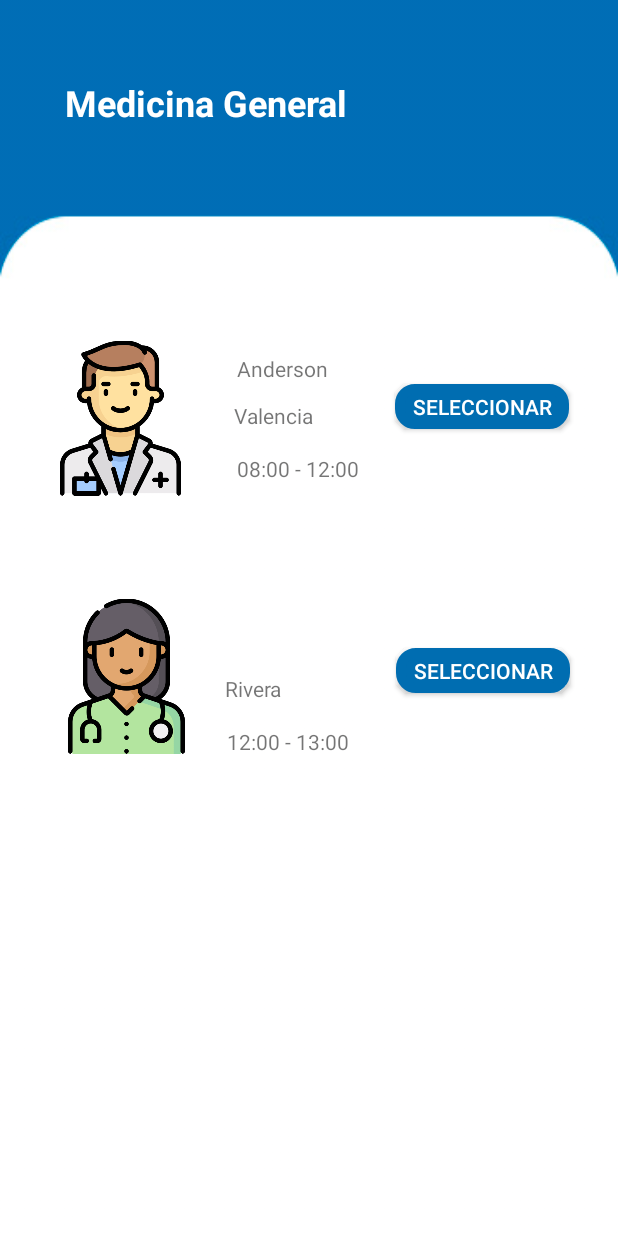
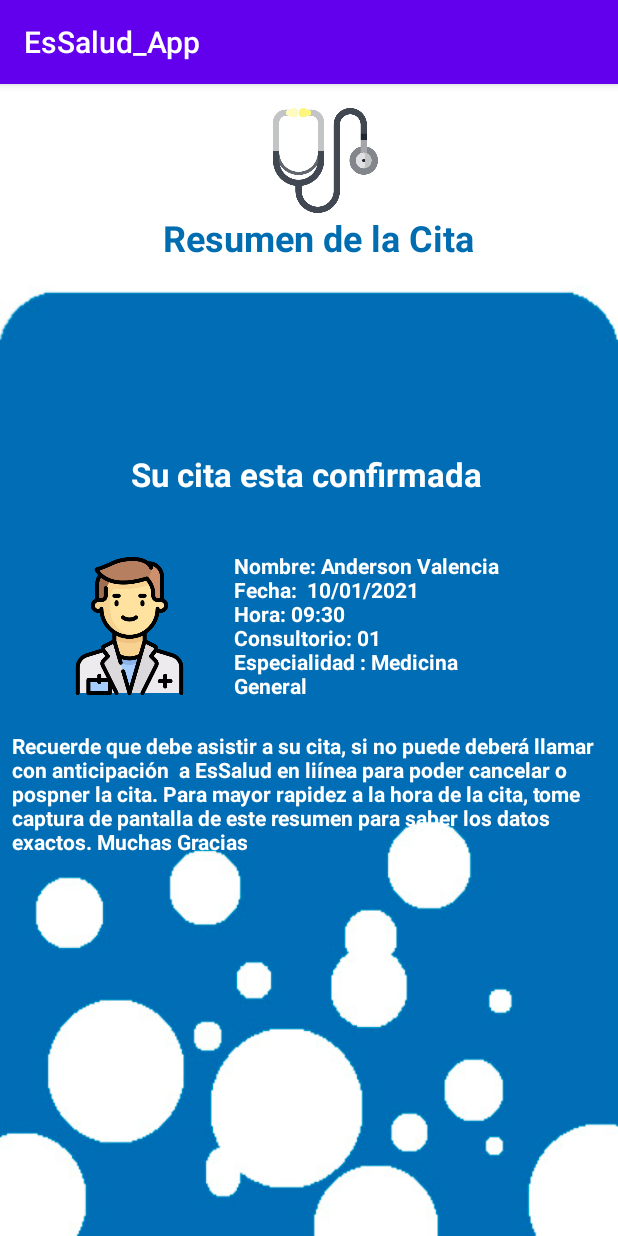
Before and after one commit to Lucia9743/EsSalud_App, an Android app: the screen it shows after launch (Medicina_general before the commit, Resumen_cita after it), on a phone screen of 412 x 824 dp. Run offline under Robolectric (Android 15) with nearby library versions, the phone set to English and light mode, and no system bars.

Commit message:
Resumen cita

```diff
--- a/app/src/main/res/layout/activity_resumen_cita.xml
+++ b/app/src/main/res/layout/activity_resumen_cita.xml
@@ -4,5 +4,93 @@
     xmlns:tools="http://schemas.android.com/tools"
     android:layout_width="match_parent"
     android:layout_height="match_parent"
-    android:background="@mipmap/fondo"
-    tools:context=".Resumen_cita"/>
+    android:background="@mipmap/fondocita"
+    tools:context=".Resumen_cita" >
+
+    <TextView
+        android:id="@+id/textView11"
+        android:layout_width="wrap_content"
+        android:layout_height="wrap_content"
+        android:layout_marginStart="108dp"
+        android:layout_marginLeft="108dp"
+        android:layout_marginEnd="89dp"
+        android:layout_marginRight="89dp"
+        android:text="Resumen de la Cita "
+        android:textColor="@color/color1"
+        android:textSize="24sp"
+        android:textStyle="bold"
+        app:layout_constraintEnd_toEndOf="parent"
+        app:layout_constraintStart_toStartOf="parent"
+        app:layout_constraintTop_toBottomOf="@+id/imageView16" />
+
+    <ImageView
+        android:id="@+id/imageView16"
+        android:layout_width="78dp"
+        android:layout_height="70dp"
+        android:layout_marginStart="177dp"
+        android:layout_marginLeft="177dp"
+        android:layout_marginTop="16dp"
+        android:layout_marginEnd="156dp"
+        android:layout_marginRight="156dp"
+        app:layout_constraintEnd_toEndOf="parent"
+        app:layout_constraintStart_toStartOf="parent"
+        app:layout_constraintTop_toTopOf="parent"
+        app:srcCompat="@mipmap/resumen_cita" />
+
+    <TextView
+        android:id="@+id/textView19"
+        android:layout_width="wrap_content"
+        android:layout_height="wrap_content"
+        android:layout_marginStart="16dp"
+        android:layout_marginLeft="16dp"
+        android:layout_marginBottom="253dp"
+        android:text="Recuerde que debe asistir a su cita, si no puede deberá llamar con anticipación  a EsSalud en liínea para poder cancelar o pospner la cita. Para mayor rapidez a la hora de la cita, tome captura de pantalla de este resumen para saber los datos exactos. Muchas Gracias "
+        android:textColor="#FFFFFF"
+        android:textStyle="bold"
+        app:layout_constraintBottom_toBottomOf="parent"
+        app:layout_constraintEnd_toEndOf="parent"
+        app:layout_constraintStart_toStartOf="parent" />
+
+    <TextView
+        android:id="@+id/textView20"
+        android:layout_width="wrap_content"
+        android:layout_height="wrap_content"
+        android:text="Su cita esta confirmada"
+        android:textColor="#FFFFFF"
+        android:textSize="22sp"
+        android:textStyle="bold"
+        app:layout_constraintBottom_toTopOf="@+id/textView19"
+        app:layout_constraintEnd_toEndOf="parent"
+        app:layout_constraintHorizontal_bias="0.49"
+        app:layout_constraintStart_toStartOf="parent"
+        app:layout_constraintTop_toBottomOf="@+id/textView11"
+        app:layout_constraintVertical_bias="0.448" />
+
+    <ImageView
+        android:id="@+id/imageView17"
+        android:layout_width="95dp"
+        android:layout_height="92dp"
+        android:layout_marginStart="38dp"
+        android:layout_marginLeft="38dp"
+        android:layout_marginEnd="278dp"
+        android:layout_marginRight="278dp"
+        android:layout_marginBottom="24dp"
+        app:layout_constraintBottom_toTopOf="@+id/textView19"
+        app:layout_constraintEnd_toEndOf="parent"
+        app:layout_constraintStart_toStartOf="parent"
+        app:srcCompat="@mipmap/doc1" />
+
+    <TextView
+        android:id="@+id/textView27"
+        android:layout_width="190dp"
+        android:layout_height="120dp"
+        android:text="Nombre: Anderson Valencia    Fecha:  10/01/2021                  Hora: 09:30                   Consultorio: 01                                      Especialidad : Medicina General"
+        android:textColor="#FFFFFF"
+        android:textStyle="bold"
+        app:layout_constraintBottom_toTopOf="@+id/textView19"
+        app:layout_constraintEnd_toEndOf="parent"
+        app:layout_constraintHorizontal_bias="0.25"
+        app:layout_constraintStart_toEndOf="@+id/imageView17"
+        app:layout_constraintTop_toBottomOf="@+id/textView20"
+        app:layout_constraintVertical_bias="1.0" />
+</androidx.constraintlayout.widget.ConstraintLayout>
```
Also changed, not shown: app/src/main/AndroidManifest.xml (+5 -6 lines), app/src/main/java/com/example/essalud_app/Medicina_general.java (+22 -1 lines), app/src/main/java/com/example/essalud_app/cardiologia.java (added, +64 -0 lines), app/src/main/res/layout/activity_cardiologia.xml (added, +178 -0 lines), app/src/main/res/mipmap-mdpi/fondocita.jpg (added), app/src/main/res/mipmap-mdpi/resumen_cita.png (added).
